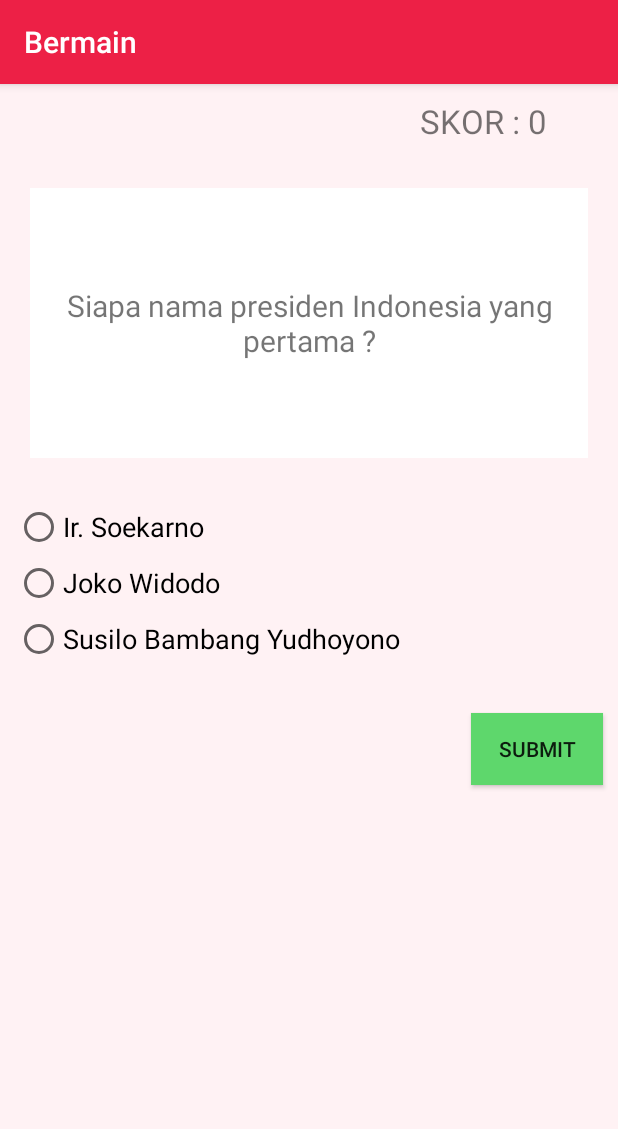
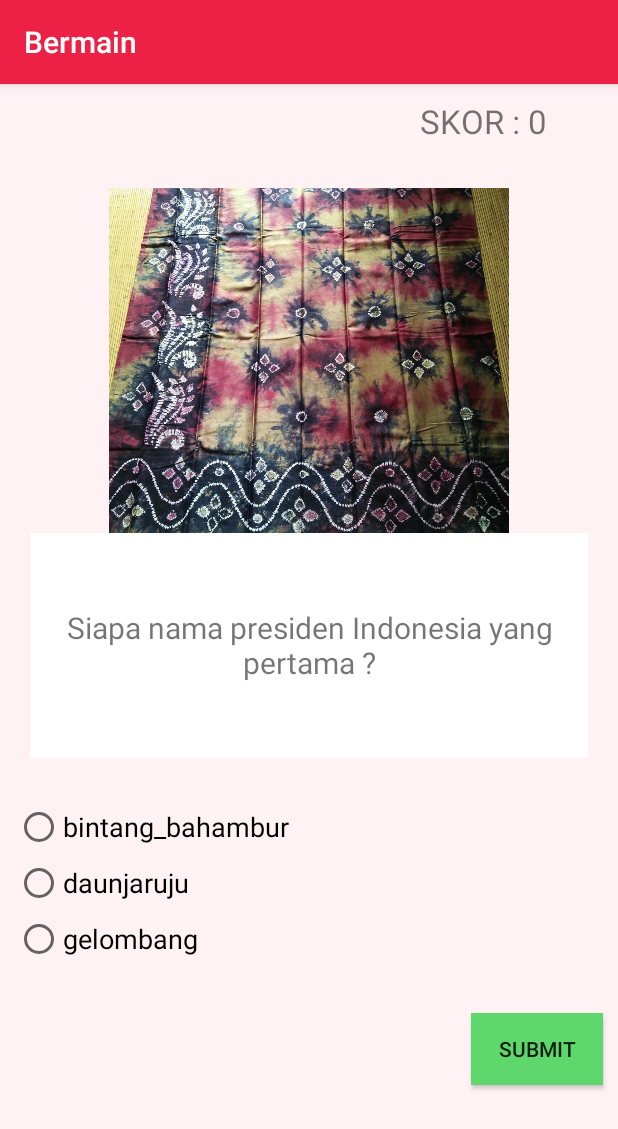
Before and after one commit to mfrizki1/SasiranganQ, an Android app: the game screen opened directly, with no data from a screen before it, on a phone screen of 412 x 824 dp. Shown: the top 1129 px of the screen. Run offline under Robolectric (Android 15) with nearby library versions, the phone set to English and light mode, and no system bars.

Commit message:
tambahan soal

```diff
--- a/app/src/main/java/com/example/c/sasirangan/SoalPilihanGanda.java
+++ b/app/src/main/java/com/example/c/sasirangan/SoalPilihanGanda.java
@@ -6,7 +6,7 @@ public class SoalPilihanGanda {
     public String pertanyaan[] = {
             "Siapa nama presiden Indonesia yang pertama ?",
             "Ideologi dasar bagi negara Indonesia adalah ...",
-            "Bhinneka Tunggal Ika mempunyai arti ...",
+            "",
             "Ibukota negara Indonesia saat ini adalah ...",
             "Siapa yang menjajah Indonesia selama 350 tahun ?",
             "Saat masa penjajahan, senjata yang biasa digunakan oleh pahlawan Indonesia adalah ...",
@@ -16,7 +16,7 @@ public class SoalPilihanGanda {
     };
 
     private String pilihanJawaban[][] = {
-            {"Ir. Soekarno", "Joko Widodo", "Susilo Bambang Yudhoyono"},
+            {"bintang_bahambur", "daunjaruju", "gelombang"},
             {"UUD 1945","Pancasila","Bhinneka Tunggal Ika"},
             {"Berbeda-beda tetapi tetap satu","Bersama selamanya","Bersatu teguh bercerai runtuh"},
             {"Semarang","Surabaya","Jakarta"},
@@ -25,6 +25,24 @@ public class SoalPilihanGanda {
             {"Tugu Muda","Patung Pancoran","Monas"},
             {"Proklamasi","Pancasila","Pembukaan UUD 1945"},
             {"Jawa","Sumatera","Kalimantan"},
+    };
+
+    private String image[] = {
+            "bintang_bahambur",
+            "daunjaruju",
+            "gelombang",
+            "gigiharuan",
+            "",
+            "kambangsasaki",
+            "kangkungkaongbakan",
+            "kembangkacang",
+            "kulat_karikit",
+            "naga_balimbur",
+            "ombaksinapurkarang",
+            "rajabayam",
+            "ramaksahang",
+            "ular_lidi",
+            "turun_dayang"
     };
 
     private String jawabanBenar[] = {
@@ -38,6 +56,11 @@ public class SoalPilihanGanda {
             "Proklamasi",
             "Kalimantan",
     };
+
+    public String getStringGambar(int x){
+        String gambar = image[x];
+        return gambar;
+    }
 
     public String getPertanyaan(int x){
         String soal = pertanyaan[x];
--- a/app/src/main/java/com/example/c/sasirangan/game.java
+++ b/app/src/main/java/com/example/c/sasirangan/game.java
@@ -1,10 +1,13 @@
 package com.example.c.sasirangan;
 
 import android.content.Intent;
+import android.content.res.Resources;
+import android.graphics.drawable.Drawable;
 import android.support.v7.app.AppCompatActivity;
 import android.os.Bundle;
 import android.view.View;
 import android.widget.Button;
+import android.widget.ImageView;
 import android.widget.RadioButton;
 import android.widget.RadioGroup;
 import android.widget.TextView;
@@ -15,6 +18,7 @@ import org.w3c.dom.Text;
 public class game extends AppCompatActivity {
     //Buat Variabel
     TextView mtvSkor, mtvSoal;
+    ImageView mivGambar;
     RadioGroup mrgPilihanJawaban;
     RadioButton mrbPilihanJawaban1, mrbPilihanJawaban2, mrbPilihanJawaban3;
     Button mbtnSubmit;
@@ -33,6 +37,7 @@ public class game extends AppCompatActivity {
 
         mtvSkor = (TextView) findViewById(R.id.tvSkor);
         mtvSoal = (TextView) findViewById(R.id.tvSoal);
+        mivGambar = (ImageView) findViewById(R.id.ivGambar);
         mrgPilihanJawaban = (RadioGroup) findViewById(R.id.rgPilihanJawaban);
         mrbPilihanJawaban1 = (RadioButton) findViewById(R.id.rbPilihanJawaban1);
         mrbPilihanJawaban2 = (RadioButton) findViewById(R.id.rbPilihanJawaban2);
@@ -67,9 +72,18 @@ public class game extends AppCompatActivity {
             mrbPilihanJawaban1.setText(soalPG.getPilihanJawaban1(x));
             mrbPilihanJawaban2.setText(soalPG.getPilihanJawaban2(x));
             mrbPilihanJawaban3.setText(soalPG.getPilihanJawaban3(x));
+            ubahGambar();
             jawaban = soalPG.getJawabanBenar(x);
         }
         x++;
+    }
+
+    public void ubahGambar(){
+        Resources res = getResources();
+        String mPhoto = soalPG.getStringGambar(x);
+        int resID = res.getIdentifier(mPhoto, "drawable", getPackageName());
+        Drawable drawable = res.getDrawable(resID);
+        mivGambar.setImageDrawable(drawable);
     }
 
     public void cekJawaban() {
--- a/app/src/main/res/layout/activity_game.xml
+++ b/app/src/main/res/layout/activity_game.xml
@@ -29,13 +29,19 @@
             android:textSize="22sp"/>
     </LinearLayout>
 
-    <LinearLayout
+    <RelativeLayout
         android:id="@+id/lineSoal"
         android:layout_width="match_parent"
-        android:layout_height="200dp"
+        android:layout_height="400dp"
         android:layout_below="@+id/lineSkor"
         android:layout_margin="10dp"
         android:padding="10dp">
+
+
+        <ImageView
+            android:id="@+id/ivGambar"
+            android:layout_width="match_parent"
+            android:layout_height="230dp"/>
 
         <TextView
             android:id="@+id/tvSoal"
@@ -45,8 +51,10 @@
             android:background="#fff"
             android:gravity="center"
             android:padding="15dp"
-            android:textSize="20sp"/>
-    </LinearLayout>
+            android:textSize="20sp"
+            android:layout_below="@+id/ivGambar"/>
+
+    </RelativeLayout>
 
     <LinearLayout
         android:id="@+id/linePilihanJawaban"
```
Also changed, not shown: 1 other file.
